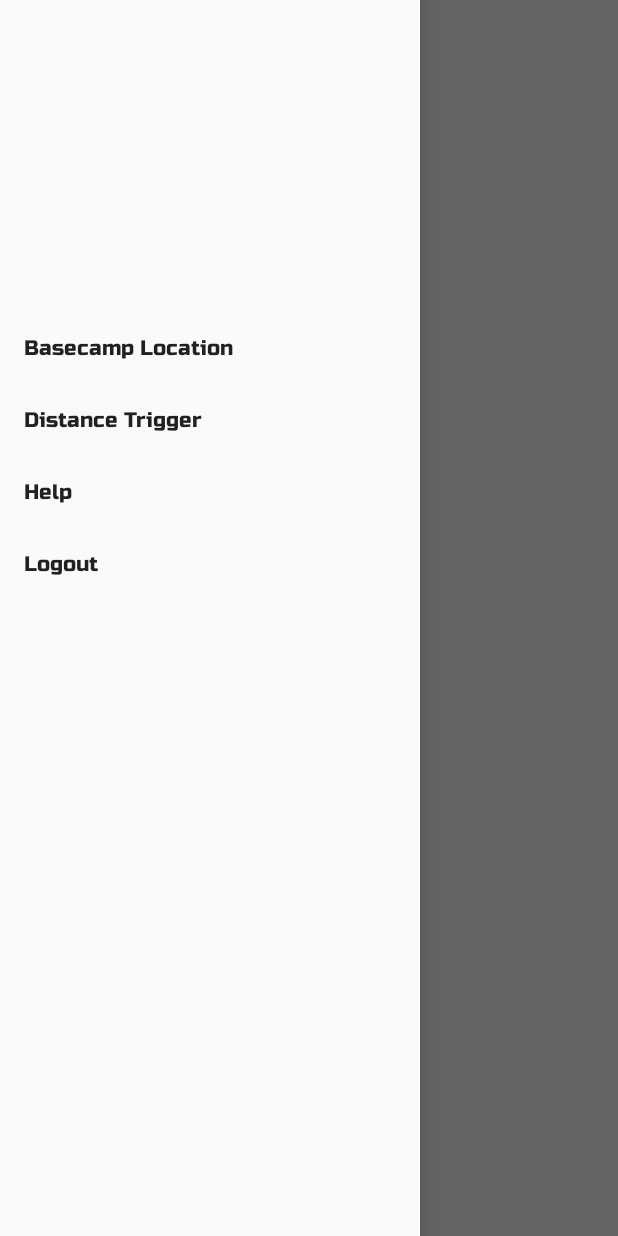
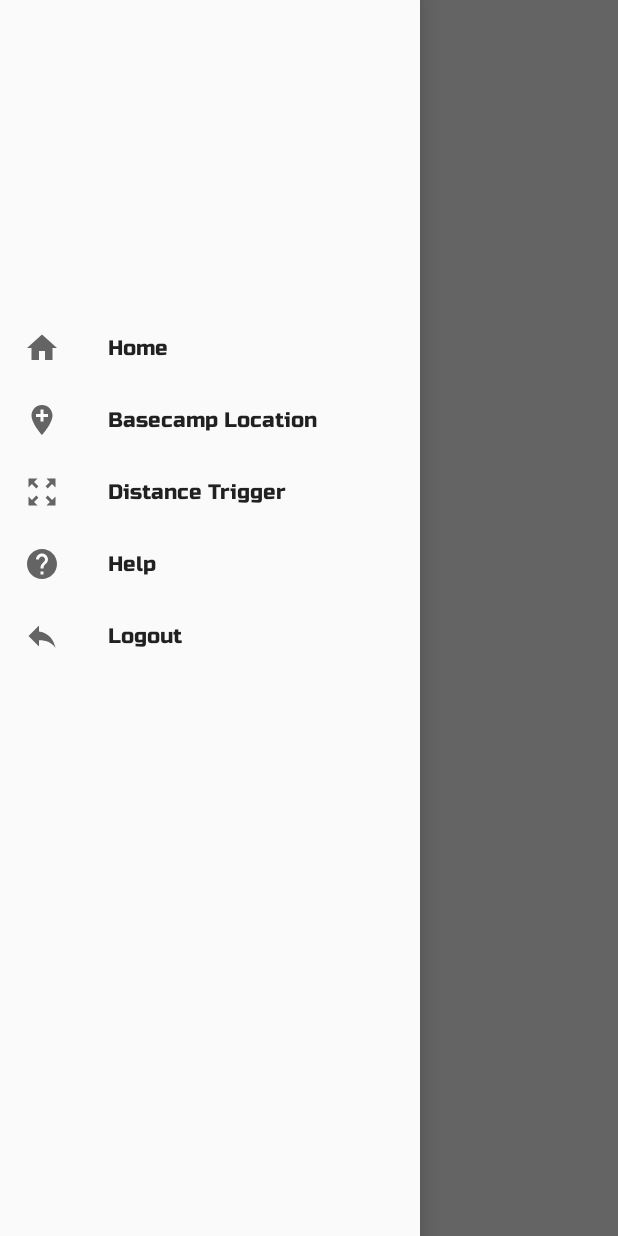
Before and after one commit to BlairMut/checkit-app, an Android app: the MainActivity screen opened directly, with no data from a screen before it, with the side drawer open, on a phone screen of 412 x 824 dp. Run offline under Robolectric (Android 15) with nearby library versions, the phone set to English and light mode, and no system bars; Roboto replaces fonts that are not available here.

Commit message:
Sidebar working, options clicking

```diff
--- a/checkitapp/app/build.gradle
+++ b/checkitapp/app/build.gradle
@@ -36,6 +36,7 @@ dependencies {
     implementation 'androidx.cardview:cardview:1.0.0'
     implementation 'com.rengwuxian.materialedittext:library:2.1.4'
     implementation 'androidx.drawerlayout:drawerlayout:1.1.1'
+    implementation 'androidx.mediarouter:mediarouter:1.1.0'
 
     testImplementation 'junit:junit:4.12'
     androidTestImplementation 'androidx.test.ext:junit:1.1.2'
--- a/checkitapp/app/src/main/java/com/example/checkit_app/MainActivity.java
+++ b/checkitapp/app/src/main/java/com/example/checkit_app/MainActivity.java
@@ -1,15 +1,19 @@
 package com.example.checkit_app;
 
+import androidx.annotation.NonNull;
 import androidx.appcompat.app.ActionBarDrawerToggle;
 import androidx.appcompat.app.AppCompatActivity;
 import androidx.appcompat.widget.Toolbar;
+import androidx.core.view.GravityCompat;
 import androidx.drawerlayout.widget.DrawerLayout;
 
+import android.content.Intent;
 import android.os.Bundle;
+import android.view.MenuItem;
 
 import com.google.android.material.navigation.NavigationView;
 
-public class MainActivity extends AppCompatActivity {
+public class MainActivity extends AppCompatActivity implements NavigationView.OnNavigationItemSelectedListener {
 
     DrawerLayout drawerLayout;
     NavigationView navigationView;
@@ -25,9 +29,48 @@ public class MainActivity extends AppCompatActivity {
         toolbar = findViewById(R.id.toolbar);
 
         setSupportActionBar(toolbar);
-
+        navigationView.bringToFront();
         ActionBarDrawerToggle toggle = new ActionBarDrawerToggle(this,drawerLayout,toolbar,R.string.navigation_drawer_open,R.string.navigation_drawer_close);
         drawerLayout.addDrawerListener(toggle);
         toggle.syncState();
+
+        navigationView.setNavigationItemSelectedListener(this);
+
+    }
+
+    @Override
+    public void onBackPressed() {
+        if(drawerLayout.isDrawerOpen(GravityCompat.START))
+        {
+            drawerLayout.closeDrawer(GravityCompat.START);
+        }
+        else
+            {
+            super.onBackPressed();
+        }
+    }
+
+    @Override
+    public boolean onNavigationItemSelected(@NonNull MenuItem menuItem)
+    {
+        switch(menuItem.getItemId())
+        {
+            case R.id.nav_home:
+                break;
+                //NOT IMPLEMENTED DUE TO LACK OF CODE AVAILABILITY
+//            case R.id.basecampLocation:
+//                Intent intentBasecamp = new Intent(MainActivity.this,BaseCampActivity.class);
+//                startActivity(intentBasecamp);
+//                break;
+            case R.id.distanceTrigger:
+                Intent intentTrigger = new Intent(MainActivity.this,TriggerActivity.class);
+                startActivity(intentTrigger);
+                break;
+            case R.id.help:
+                Intent intentHelp = new Intent(MainActivity.this,HelpActivity.class);
+                startActivity(intentHelp);
+                break;
+        }
+        return true;
     }
 }
--- /dev/null
+++ b/checkitapp/app/src/main/res/drawable/basecamp.xml
@@ -0,0 +1,10 @@
+<vector xmlns:android="http://schemas.android.com/apk/res/android"
+    android:width="24dp"
+    android:height="24dp"
+    android:viewportWidth="24"
+    android:viewportHeight="24"
+    android:tint="?attr/colorControlNormal">
+  <path
+      android:fillColor="@android:color/white"
+      android:pathData="M12,2C8.14,2 5,5.14 5,9c0,5.25 7,13 7,13s7,-7.75 7,-13c0,-3.86 -3.14,-7 -7,-7zM16,10h-3v3h-2v-3L8,10L8,8h3L11,5h2v3h3v2z"/>
+</vector>
--- /dev/null
+++ b/checkitapp/app/src/main/res/drawable/help.xml
@@ -0,0 +1,10 @@
+<vector xmlns:android="http://schemas.android.com/apk/res/android"
+    android:width="24dp"
+    android:height="24dp"
+    android:viewportWidth="24"
+    android:viewportHeight="24"
+    android:tint="?attr/colorControlNormal">
+  <path
+      android:fillColor="@android:color/white"
+      android:pathData="M12,2C6.48,2 2,6.48 2,12s4.48,10 10,10 10,-4.48 10,-10S17.52,2 12,2zM13,19h-2v-2h2v2zM15.07,11.25l-0.9,0.92C13.45,12.9 13,13.5 13,15h-2v-0.5c0,-1.1 0.45,-2.1 1.17,-2.83l1.24,-1.26c0.37,-0.36 0.59,-0.86 0.59,-1.41 0,-1.1 -0.9,-2 -2,-2s-2,0.9 -2,2L8,9c0,-2.21 1.79,-4 4,-4s4,1.79 4,4c0,0.88 -0.36,1.68 -0.93,2.25z"/>
+</vector>
--- /dev/null
+++ b/checkitapp/app/src/main/res/drawable/home.xml
@@ -0,0 +1,10 @@
+<vector xmlns:android="http://schemas.android.com/apk/res/android"
+    android:width="24dp"
+    android:height="24dp"
+    android:viewportWidth="24"
+    android:viewportHeight="24"
+    android:tint="?attr/colorControlNormal">
+  <path
+      android:fillColor="@android:color/white"
+      android:pathData="M10,20v-6h4v6h5v-8h3L12,3 2,12h3v8z"/>
+</vector>
--- /dev/null
+++ b/checkitapp/app/src/main/res/drawable/logout.xml
@@ -0,0 +1,10 @@
+<vector xmlns:android="http://schemas.android.com/apk/res/android"
+    android:width="24dp"
+    android:height="24dp"
+    android:viewportWidth="24"
+    android:viewportHeight="24"
+    android:tint="?attr/colorControlNormal">
+  <path
+      android:fillColor="@android:color/white"
+      android:pathData="M10,9V5l-7,7 7,7v-4.1c5,0 8.5,1.6 11,5.1 -1,-5 -4,-10 -11,-11z"/>
+</vector>
--- /dev/null
+++ b/checkitapp/app/src/main/res/drawable/trigger.xml
@@ -0,0 +1,10 @@
+<vector xmlns:android="http://schemas.android.com/apk/res/android"
+    android:width="24dp"
+    android:height="24dp"
+    android:viewportWidth="24"
+    android:viewportHeight="24"
+    android:tint="?attr/colorControlNormal">
+  <path
+      android:fillColor="@android:color/white"
+      android:pathData="M15,3l2.3,2.3l-2.89,2.87l1.42,1.42L18.7,6.7L21,9V3H15zM3,9l2.3,-2.3l2.87,2.89l1.42,-1.42L6.7,5.3L9,3H3V9zM9,21l-2.3,-2.3l2.89,-2.87l-1.42,-1.42L5.3,17.3L3,15v6H9zM21,15l-2.3,2.3l-2.87,-2.89l-1.42,1.42l2.89,2.87L15,21h6V15z"/>
+</vector>
--- a/checkitapp/app/src/main/res/menu/main_menu.xml
+++ b/checkitapp/app/src/main/res/menu/main_menu.xml
@@ -2,16 +2,24 @@
 <menu xmlns:android="http://schemas.android.com/apk/res/android">
     <group android:checkableBehavior="single">
         <item
+            android:icon="@drawable/home"
+            android:id="@+id/nav_home"
+            android:title="Home" />
+        <item
+            android:icon="@drawable/basecamp"
             android:id="@+id/basecampLocation"
             android:title="Basecamp Location" />
         <item
+            android:icon="@drawable/trigger"
             android:id="@+id/distanceTrigger"
             android:title="Distance Trigger" />
         <item
+            android:icon="@drawable/help"
             android:id="@+id/help"
             android:title="Help"
             />
         <item
+            android:icon="@drawable/logout"
             android:id="@+id/logout"
             android:title="Logout" />
 
--- a/checkitapp/app/src/main/res/values/styles.xml
+++ b/checkitapp/app/src/main/res/values/styles.xml
@@ -6,7 +6,7 @@
         <item name="colorPrimary">@color/colorPrimary</item>
         <item name="colorPrimaryDark">@color/colorPrimaryDark</item>
         <item name="colorAccent">@color/colorAccent</item>
-
+        <item name="android:statusBarColor">#00000000</item>
         <!--font-->
         <item name="android:fontFamily">@font/russo_one</item>
     </style>
```
